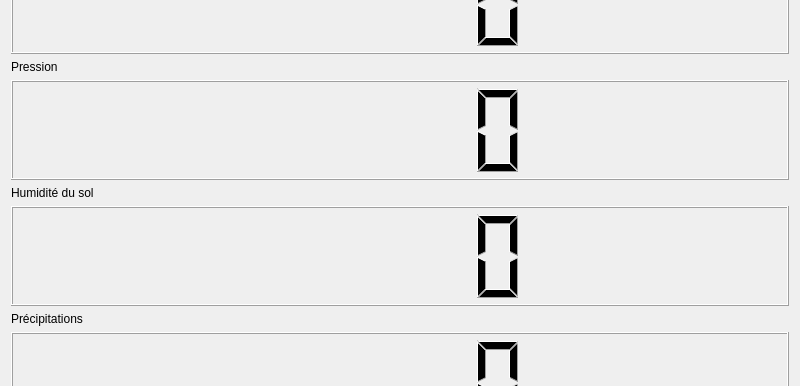
Above: QT/widget.ui from lcrouzil/LoRa_weather_station before the change; both pictures show x 0 to 800 and y 231 to 617 of the 800 by 852 pixel window. Below: the same form after it.
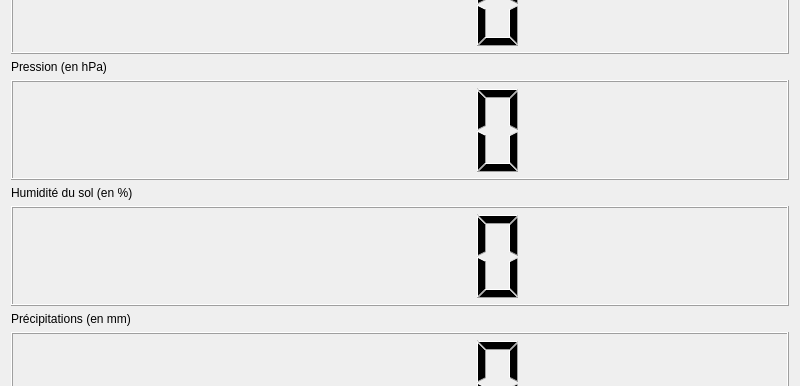
That is the form after the change.

Diff of the .ui file:
```diff
--- a/QT/widget.ui
+++ b/QT/widget.ui
@@ -135,7 +135,7 @@
           </size>
          </property>
          <property name="text">
-          <string>Pression</string>
+          <string>Pression (en hPa)</string>
          </property>
         </widget>
        </item>
@@ -164,7 +164,7 @@
           </size>
          </property>
          <property name="text">
-          <string>Humidité du sol</string>
+          <string>Humidité du sol (en %)</string>
          </property>
         </widget>
        </item>
@@ -193,7 +193,7 @@
           </size>
          </property>
          <property name="text">
-          <string>Précipitations</string>
+          <string>Précipitations (en mm)</string>
          </property>
         </widget>
        </item>
```
